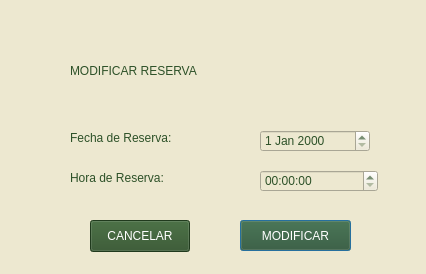
valeAlfaro5/ProyectoLenguajesDeProgramacion, file modificar_reserva.ui: the form before one commit.
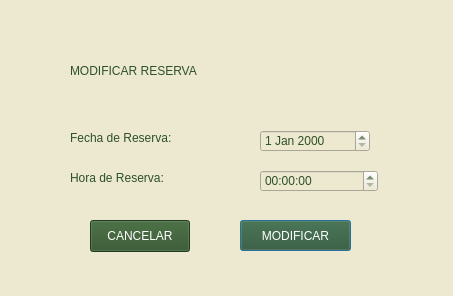
The form after the commit.

```diff
--- a/modificar_reserva.ui
+++ b/modificar_reserva.ui
@@ -6,8 +6,8 @@
    <rect>
     <x>0</x>
     <y>0</y>
-    <width>426</width>
-    <height>274</height>
+    <width>453</width>
+    <height>296</height>
    </rect>
   </property>
   <property name="windowTitle">
```
